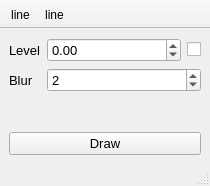
First picture: the form in plugins/Contours/Contours.ui, repository NeutrinoToolkit/Neutrino, before the edit.
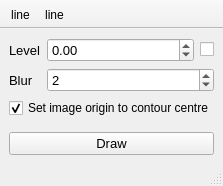
Second picture: the form after the edit. Icons and pictures are not drawn.

Patch:
```diff
--- a/plugins/Contours/Contours.ui
+++ b/plugins/Contours/Contours.ui
@@ -63,6 +63,22 @@
          </property>
         </widget>
        </item>
+       <item row="2" column="0" colspan="2">
+        <widget class="QCheckBox" name="moveOrigin">
+         <property name="toolTip">
+          <string>Move the origin of the image to the centre used for the contour</string>
+         </property>
+         <property name="text">
+          <string>Set image origin to contour centre</string>
+         </property>
+         <property name="checked">
+          <bool>true</bool>
+         </property>
+         <property name="neutrinoSave" stdset="0">
+          <bool>true</bool>
+         </property>
+        </widget>
+       </item>
        <item row="0" column="1">
         <layout class="QHBoxLayout" name="horizontalLayout" stretch="1,0">
          <item>
```
